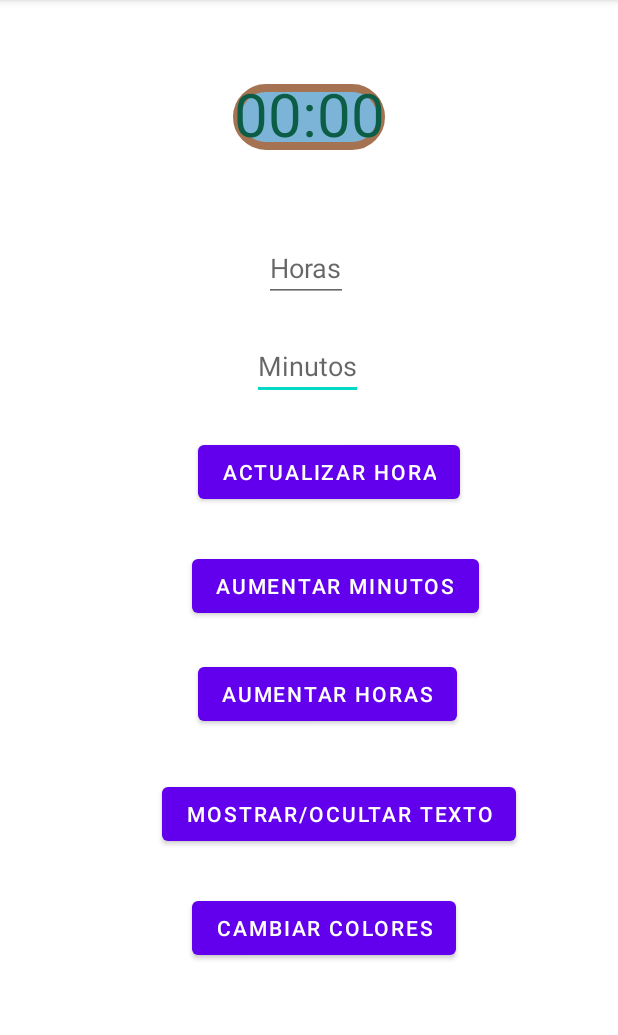
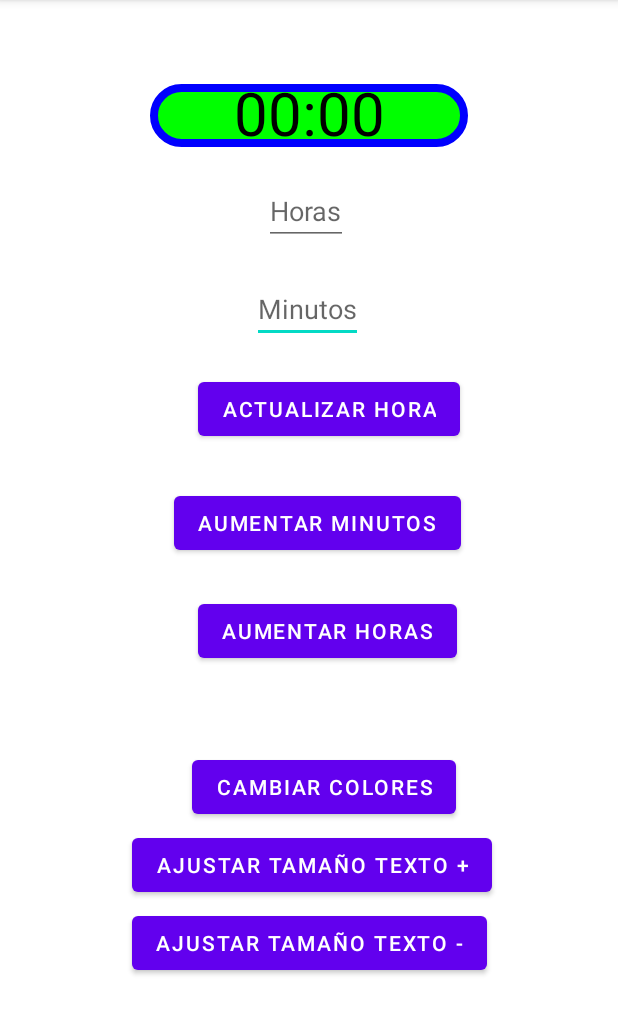
Before and after one commit to Alexandroafk/kotlin-projects-1, an Android app: the TimerActivity screen opened directly, with no data from a screen before it, after a tap on "CAMBIAR COLORES", on a phone screen of 412 x 824 dp, the part 84-1119 px from its top. Run offline under Robolectric (Android 15) with nearby library versions, the phone set to English and light mode, and no system bars.

Commit message:
Cambios en el temporizador, funcion todo

```diff
--- a/app/src/main/java/com/wuaha/ktl_p1/ui/timer/TimerActivity.kt
+++ b/app/src/main/java/com/wuaha/ktl_p1/ui/timer/TimerActivity.kt
@@ -14,8 +14,10 @@ class TimerActivity : AppCompatActivity() {
     private lateinit var minutesInput: EditText
     private lateinit var increaseMinutesButton: Button
     private lateinit var increaseHoursButton: Button
-    private lateinit var toggleShowTextButton: Button
     private lateinit var changeColorButton: Button
+    private lateinit var setTextSizeIncreaseButton: Button
+    private lateinit var setTextSizeDecreaseButton: Button
+    private lateinit var setTextAlignmentButton: Button
 
     override fun onCreate(savedInstanceState: Bundle?) {
         super.onCreate(savedInstanceState)
@@ -26,8 +28,9 @@ class TimerActivity : AppCompatActivity() {
         minutesInput = findViewById(R.id.minutes_input)
         increaseMinutesButton = findViewById(R.id.increase_minutes_button)
         increaseHoursButton = findViewById(R.id.increase_hours_button)
-        toggleShowTextButton = findViewById(R.id.toggle_show_text_button)
         changeColorButton = findViewById(R.id.change_color_button)
+        setTextSizeIncreaseButton = findViewById(R.id.set_text_size_increase_button)
+        setTextSizeDecreaseButton = findViewById(R.id.set_text_size_decrease_button)
 
         setupButtons()
     }
@@ -50,18 +53,21 @@ class TimerActivity : AppCompatActivity() {
             timerView.addHours(1)
         }
 
-        // Botón para mostrar/Ocultar texto adjunto
-        toggleShowTextButton.setOnClickListener {
-            timerView.toggleShowText()
+        // Botón para cambiar colores
+        changeColorButton.setOnClickListener {
+            timerView.applyTheme(if (timerView.getCurrentTheme() == 1) 2 else 1)
         }
 
-        // Botón para cambiar colores
-        changeColorButton.setOnClickListener {
-            // Cambiar los colores al azar, puedes ajustar a colores predeterminados
-            val randomBorderColor = (0xFF000000.toInt()..0xFFFFFF00.toInt()).random()
-            val randomBackgroundColor = (0xFF000000.toInt()..0xFFFFFF00.toInt()).random()
-            val randomTextColor = (0xFF000000.toInt()..0xFFFFFF00.toInt()).random()
-            timerView.setColors(randomBorderColor, randomBackgroundColor, randomTextColor)
+        // Botón para aumentar tamaño del texto
+        setTextSizeIncreaseButton.setOnClickListener {
+            val currentTextSize = timerView.getCurrentTextSize()
+            timerView.setTextSize(currentTextSize + 10f)
+        }
+
+        // Botón para disminuir tamaño del texto
+        setTextSizeDecreaseButton.setOnClickListener {
+            val currentTextSize = timerView.getCurrentTextSize()
+            timerView.setTextSize(currentTextSize - 10f)
         }
     }
 }
--- a/app/src/main/java/com/wuaha/ktl_p1/ui/timer/views/TimerView.kt
+++ b/app/src/main/java/com/wuaha/ktl_p1/ui/timer/views/TimerView.kt
@@ -7,32 +7,35 @@ import android.graphics.Paint
 import android.util.AttributeSet
 import android.view.View
 
-
 class TimerView(context: Context, attrs: AttributeSet? = null) : View(context, attrs) {
 
     private var hours: Int = 0
     private var minutes: Int = 0
-    private var attachedText: String = "Punto01"
-    private var showText: Boolean = false
 
-    private var borderColor: Int = Color.GREEN
-    private var backgroundColor: Int = Color.BLACK
-    private var timeTextColor: Int = Color.WHITE
+    private var currentTheme: Int = 1
+    private val themes = listOf(
+        Theme(Color.GREEN, Color.BLACK, Color.WHITE),
+        Theme(Color.BLUE, Color.GREEN, Color.BLACK)
+    )
+
+    private var currentTextSize: Float = 60f
+
+    private data class Theme(val borderColor: Int, val backgroundColor: Int, val textColor: Int)
 
     private val borderPaint = Paint(Paint.ANTI_ALIAS_FLAG).apply {
-        color = borderColor
+        color = themes[currentTheme - 1].borderColor
         style = Paint.Style.STROKE
         strokeWidth = 8f
     }
 
     private val backgroundPaint = Paint(Paint.ANTI_ALIAS_FLAG).apply {
-        color = backgroundColor
+        color = themes[currentTheme - 1].backgroundColor
         style = Paint.Style.FILL
     }
 
     private val textPaint = Paint(Paint.ANTI_ALIAS_FLAG).apply {
-        color = timeTextColor
-        textSize = 60f
+        color = themes[currentTheme - 1].textColor
+        textSize = currentTextSize
         textAlign = Paint.Align.CENTER
     }
 
@@ -64,32 +67,63 @@ class TimerView(context: Context, attrs: AttributeSet? = null) : View(context, a
     }
 
     /**
-     * Cambia la visivilidad del texto adjunto del temporizador
+     * Actualiza los colores basados en el tema actual
      */
-    fun toggleShowText() {
-        showText = !showText
+    private fun updateColors() {
+        borderPaint.color = themes[currentTheme - 1].borderColor
+        backgroundPaint.color = themes[currentTheme - 1].backgroundColor
+        textPaint.color = themes[currentTheme - 1].textColor
         invalidate()
     }
 
     /**
-     * Establece los colores del temporizador
+     * Establece el tema actual
      */
-    fun setColors(newBorderColor: Int, newBackgroundColor: Int, newTimeTextColor: Int) {
-        borderColor = newBorderColor
-        backgroundColor = newBackgroundColor
-        timeTextColor = newTimeTextColor
+    fun applyTheme(themeNumber: Int) {
+        if (themeNumber in 1..themes.size) {
+            currentTheme = themeNumber
+            updateColors()
+        }
+    }
 
-        borderPaint.color = borderColor
-        backgroundPaint.color = backgroundColor
-        textPaint.color = timeTextColor
+    /**
+     * Cambia el tamaño del texto
+     */
+    fun setTextSize(newSize: Float) {
+        currentTextSize = newSize
+        textPaint.textSize = currentTextSize
+        invalidate()
+    }
 
+    /**
+     * Cambia la alineación del texto
+     */
+    fun setTextAlignment(newAlignment: Paint.Align) {
+        textPaint.textAlign = newAlignment
         invalidate()
+    }
+
+    /**
+     * Obtiene la alineación actual del texto.
+     */
+    fun getTimerTextAlignment(): Paint.Align {
+        return textPaint.textAlign
+    }
+
+    // Método público para obtener currentTheme
+    fun getCurrentTheme(): Int {
+        return currentTheme
+    }
+
+    // Método público para obtener currentTextSize
+    fun getCurrentTextSize(): Float {
+        return textPaint.textSize
     }
 
     override fun onDraw(canvas: Canvas) {
         super.onDraw(canvas)
 
-        // Se dibuja el temporizador
+        // Dibuja el temporizador
         val padding = 16f
         val rectLeft = padding
         val rectTop = padding
@@ -98,17 +132,10 @@ class TimerView(context: Context, attrs: AttributeSet? = null) : View(context, a
         canvas.drawRoundRect(rectLeft, rectTop, rectRight, rectBottom, 30f, 30f, backgroundPaint)
         canvas.drawRoundRect(rectLeft, rectTop, rectRight, rectBottom, 30f, 30f, borderPaint)
 
-        // Draw the time text
+        // Dibuja la hora
         val timeText = String.format("%02d:%02d", hours, minutes)
         val centerX = width / 2f
         val centerY = height / 2f
         canvas.drawText(timeText, centerX, centerY + textPaint.textSize / 3, textPaint)
-
-        // Optionally draw the attached text
-        if (showText) {
-            textPaint.textSize = 40f
-            canvas.drawText(attachedText, centerX, centerY - textPaint.textSize, textPaint)
-            textPaint.textSize = 60f // Reset text size for the time
-        }
     }
 }
--- a/app/src/main/res/layout/activity_timer.xml
+++ b/app/src/main/res/layout/activity_timer.xml
@@ -9,22 +9,12 @@
 
     <com.wuaha.ktl_p1.ui.timer.views.TimerView
         android:id="@+id/timer_view_xml"
-        android:layout_width="117dp"
-        android:layout_height="60dp"
+        android:layout_width="228dp"
+        android:layout_height="58dp"
         android:layout_marginTop="48dp"
         app:layout_constraintEnd_toEndOf="parent"
         app:layout_constraintStart_toStartOf="parent"
         app:layout_constraintTop_toTopOf="parent" />
-
-    <Button
-        android:id="@+id/update_time_button"
-        android:layout_width="wrap_content"
-        android:layout_height="wrap_content"
-        android:layout_marginStart="132dp"
-        android:layout_marginTop="24dp"
-        android:text="Actualizar Hora"
-        app:layout_constraintStart_toStartOf="parent"
-        app:layout_constraintTop_toBottomOf="@id/minutes_input" />
 
     <EditText
         android:id="@+id/minutes_input"
@@ -41,17 +31,17 @@
         android:layout_width="wrap_content"
         android:layout_height="wrap_content"
         android:layout_marginStart="128dp"
-        android:layout_marginTop="28dp"
+        android:layout_marginTop="56dp"
         android:text="Cambiar Colores"
         app:layout_constraintStart_toStartOf="parent"
-        app:layout_constraintTop_toBottomOf="@id/toggle_show_text_button" />
+        app:layout_constraintTop_toBottomOf="@+id/increase_hours_button" />
 
     <EditText
         android:id="@+id/hours_input"
         android:layout_width="wrap_content"
         android:layout_height="wrap_content"
         android:layout_marginStart="176dp"
-        android:layout_marginTop="48dp"
+        android:layout_marginTop="12dp"
         android:hint="Horas"
         app:layout_constraintStart_toStartOf="parent"
         app:layout_constraintTop_toBottomOf="@id/timer_view_xml" />
@@ -67,23 +57,42 @@
         app:layout_constraintTop_toBottomOf="@id/increase_minutes_button" />
 
     <Button
-        android:id="@+id/toggle_show_text_button"
-        android:layout_width="wrap_content"
-        android:layout_height="wrap_content"
-        android:layout_marginStart="108dp"
-        android:layout_marginTop="32dp"
-        android:text="Mostrar/Ocultar Texto"
-        app:layout_constraintStart_toStartOf="parent"
-        app:layout_constraintTop_toBottomOf="@id/increase_hours_button" />
-
-    <Button
         android:id="@+id/increase_minutes_button"
         android:layout_width="wrap_content"
         android:layout_height="wrap_content"
-        android:layout_marginStart="128dp"
+        android:layout_marginStart="116dp"
         android:layout_marginTop="28dp"
         android:text="Aumentar Minutos"
         app:layout_constraintStart_toStartOf="parent"
         app:layout_constraintTop_toBottomOf="@id/update_time_button" />
 
+    <Button
+        android:id="@+id/update_time_button"
+        android:layout_width="wrap_content"
+        android:layout_height="wrap_content"
+        android:layout_marginStart="132dp"
+        android:layout_marginTop="20dp"
+        android:text="Actualizar Hora"
+        app:layout_constraintStart_toStartOf="parent"
+        app:layout_constraintTop_toBottomOf="@id/minutes_input" />
+
+    <Button
+        android:id="@+id/set_text_size_increase_button"
+        android:layout_width="wrap_content"
+        android:layout_height="wrap_content"
+        android:layout_marginStart="88dp"
+        android:layout_marginTop="4dp"
+        android:text="Ajustar Tamaño Texto +"
+        app:layout_constraintStart_toStartOf="parent"
+        app:layout_constraintTop_toBottomOf="@id/change_color_button" />
+
+    <Button
+        android:id="@+id/set_text_size_decrease_button"
+        android:layout_width="wrap_content"
+        android:layout_height="wrap_content"
+        android:layout_marginStart="88dp"
+        android:layout_marginTop="4dp"
+        android:text="Ajustar Tamaño Texto -"
+        app:layout_constraintStart_toStartOf="parent"
+        app:layout_constraintTop_toBottomOf="@id/set_text_size_increase_button" />
 </androidx.constraintlayout.widget.ConstraintLayout>
```
